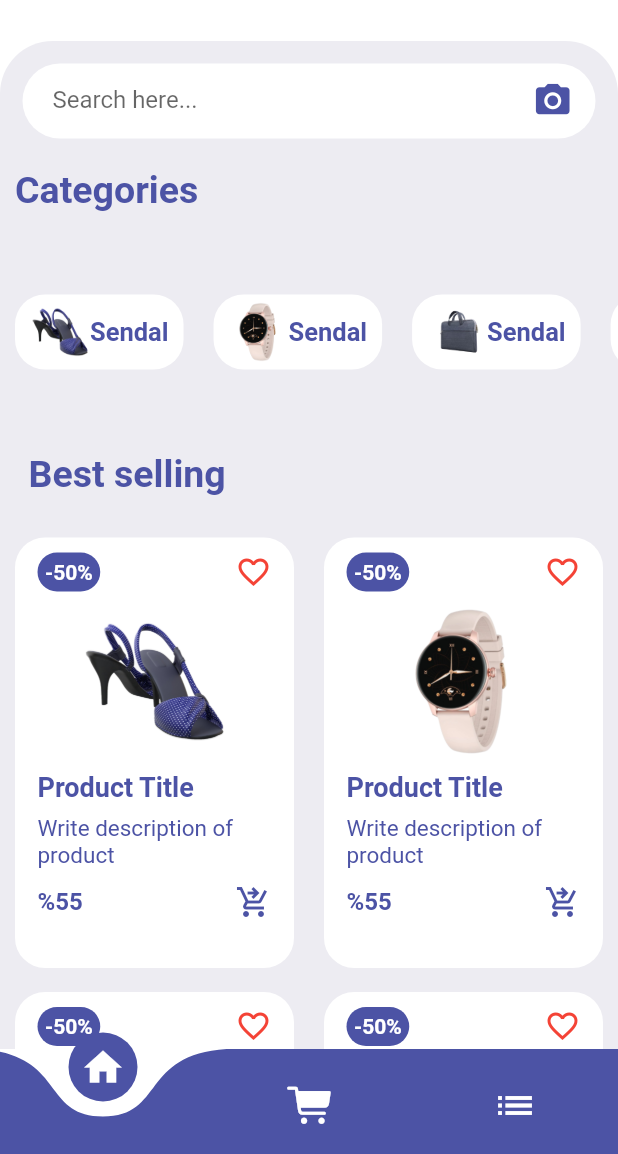
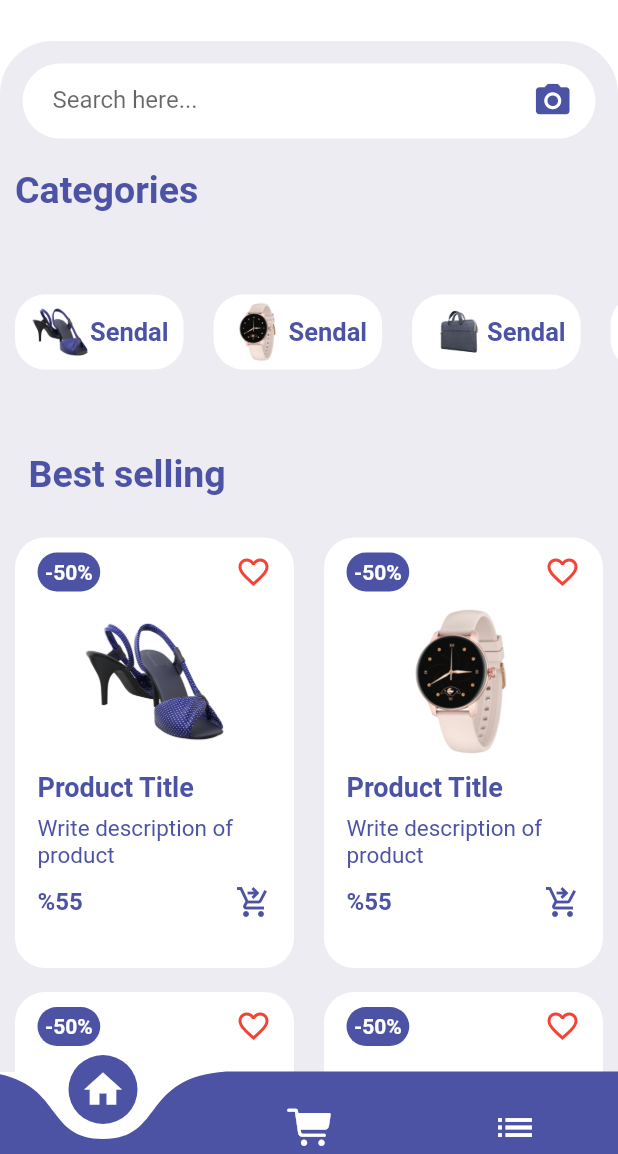
Before and after one commit to ShyamChauhann/Flutter_Ecommerce, a Flutter app: the screen it shows after launch, on a phone screen of 412 x 824 dp, the part 82-1236 px from its top. Run offline on Flutter 3.47's test engine with Material 2 defaults, Android fonts, the phone set to English and light mode, and no system bars; drawn by our look-alikes of curved_navigation_bar; our stand-ins replace flutter_rating_bar; missing offline and left inert: clippy_flutter.

Commit message:
19-09-23

```diff
--- a/lib/pages/HomePage.dart
+++ b/lib/pages/HomePage.dart
@@ -100,7 +100,7 @@ class HomePage extends StatelessWidget {
       bottomNavigationBar: CurvedNavigationBar(
         backgroundColor: Colors.transparent,
         onTap: (index) {},
-        height: 70,
+        height: 55,
         color: Color(0xFF4C53A5),
         items: [
           Icon(
--- a/lib/widgets/ItemsWidgets.dart
+++ b/lib/widgets/ItemsWidgets.dart
@@ -18,6 +18,7 @@ class ItemsWidget extends StatelessWidget {
             margin: EdgeInsets.symmetric(vertical: 8, horizontal: 10),
             decoration: BoxDecoration(
               color: Colors.white,
+
               borderRadius: BorderRadius.circular(20),
             ),
             child: SingleChildScrollView(
```
